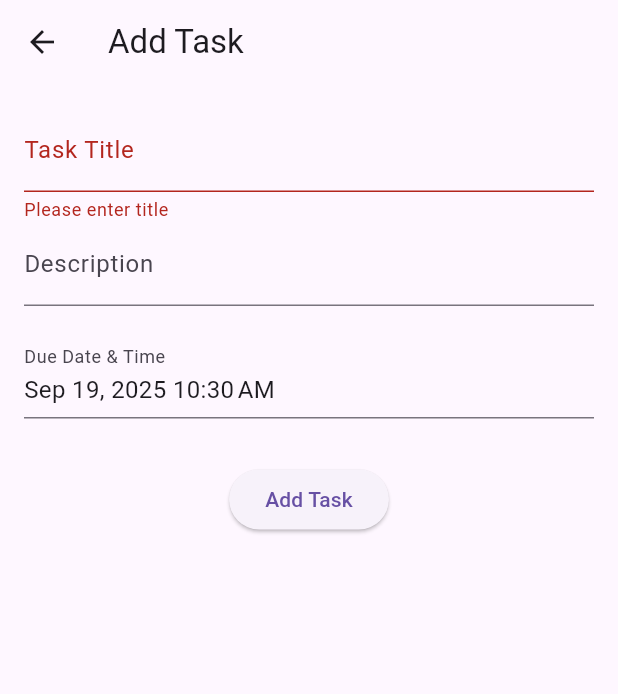
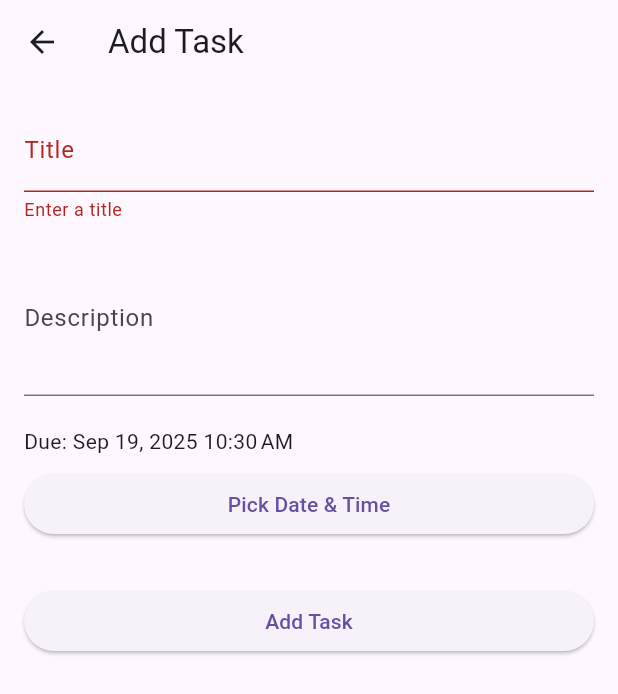
Before and after one commit to Adarsh-singh-somvanshi/digi_mom, a Flutter app: the TaskFormScreen screen opened by its route, after a tap on "Add Task", on a phone screen of 412 x 824 dp. Shown: the top 694 px of the screen. Run offline on Flutter 3.47's test engine with Material 3 defaults, Android fonts, the light colour scheme and no system bars; our stand-ins replace chewie, confetti, flutter_local_notifications, sqflite, timezone, video_player; accounts and stored records are empty.

Commit message:
Fix task refresh, due date selection, and notification scheduling

```diff
--- a/lib/task_form_screen.dart
+++ b/lib/task_form_screen.dart
@@ -1,9 +1,9 @@
+// task_form_screen.dart
 import 'package:flutter/material.dart';
 import 'package:intl/intl.dart';
 import 'task_model.dart';
 import 'task_repository.dart';
 import 'notification_service.dart';
-import 'dart:async';
 
 class TaskFormScreen extends StatefulWidget {
   static const routeName = '/task-form';
@@ -21,58 +21,26 @@ class _TaskFormScreenState extends State<TaskFormScreen> {
   late TextEditingController _descriptionController;
 
   DateTime _selectedDateTime = DateTime.now();
-  late Timer _timer;
 
   @override
   void initState() {
     super.initState();
     _titleController = TextEditingController(text: widget.task?.title ?? '');
-    _descriptionController = TextEditingController(text: widget.task?.description ?? '');
+    _descriptionController =
+        TextEditingController(text: widget.task?.description ?? '');
     _selectedDateTime = widget.task?.dueDate ?? DateTime.now();
 
-    // keep updating time
-    _timer = Timer.periodic(Duration(seconds: 1), (_) {
-      setState(() {
-        _selectedDateTime = DateTime.now();
-      });
-    });
+    // NOTE: previously there was a timer here that repeatedly set
+    // _selectedDateTime = DateTime.now(); that overwrote the user's selection.
+    // Remove that behavior. If you want to show a "live clock" in the UI,
+    // maintain a separate `_currentTime` field and update that instead.
   }
 
   @override
   void dispose() {
     _titleController.dispose();
     _descriptionController.dispose();
-    _timer.cancel();
     super.dispose();
-  }
-
-  Future<void> _saveTask() async {
-    if (_formKey.currentState!.validate()) {
-      final task = Task(
-        id: widget.task?.id,
-        title: _titleController.text,
-        description: _descriptionController.text,
-        dueDate: _selectedDateTime,
-        isCompleted: widget.task?.isCompleted ?? false,
-      );
-
-      try {
-        if (widget.task == null) {
-          await TaskRepository.instance.create(task);
-        } else {
-          await TaskRepository.instance.update(task);
-        }
-
-        // schedule notification
-        await NotificationService().scheduleNotification(task);
-
-        Navigator.pop(context);
-      } catch (e) {
-        ScaffoldMessenger.of(context).showSnackBar(
-          SnackBar(content: Text("Error saving task: $e")),
-        );
-      }
-    }
   }
 
   Future<void> _pickDateTime() async {
@@ -103,44 +71,85 @@ class _TaskFormScreenState extends State<TaskFormScreen> {
     }
   }
 
+  Future<void> _saveTask() async {
+    if (_formKey.currentState!.validate()) {
+      // create a Task object (without id - DB assigns it on create)
+      final taskToSave = Task(
+        id: widget.task?.id,
+        title: _titleController.text,
+        description: _descriptionController.text,
+        dueDate: _selectedDateTime,
+        isCompleted: widget.task?.isCompleted ?? false,
+      );
+
+      try {
+        Task savedTask;
+        if (widget.task == null) {
+          // create returns the task with id assigned; capture that result
+          savedTask = await TaskRepository.instance.create(taskToSave);
+        } else {
+          // if updating, ensure DB is updated and keep using the same id
+          await TaskRepository.instance.update(taskToSave);
+          savedTask = taskToSave;
+        }
+
+        // Cancel any existing scheduled notification for this task id (for updates)
+        if (savedTask.id != null) {
+          await NotificationService().cancelNotification(savedTask.id!);
+        }
+
+        // schedule notification using the savedTask (has id)
+        await NotificationService().scheduleNotification(savedTask);
+
+        // IMPORTANT: pop with true so the caller's `.then((result){ if (result==true) ...})`
+        // sees success and refreshes the task list immediately.
+        Navigator.pop(context, true);
+      } catch (e) {
+        ScaffoldMessenger.of(context).showSnackBar(
+          SnackBar(content: Text("Error saving task: $e")),
+        );
+      }
+    }
+  }
+
   @override
   Widget build(BuildContext context) {
+    final formattedDue =
+    DateFormat.yMMMd().add_jm().format(_selectedDateTime);
     return Scaffold(
-      appBar: AppBar(title: Text(widget.task == null ? 'Add Task' : 'Edit Task')),
+      appBar: AppBar(
+        title: Text(widget.task == null ? 'Add Task' : 'Edit Task'),
+      ),
       body: Padding(
         padding: const EdgeInsets.all(16.0),
         child: Form(
           key: _formKey,
-          child: Column(
+          child: ListView(
             children: [
               TextFormField(
                 controller: _titleController,
-                decoration: InputDecoration(labelText: 'Task Title'),
-                validator: (value) =>
-                value == null || value.isEmpty ? 'Please enter title' : null,
+                decoration: InputDecoration(labelText: 'Title'),
+                validator: (v) =>
+                (v == null || v.trim().isEmpty) ? 'Enter a title' : null,
               ),
+              SizedBox(height: 12),
               TextFormField(
                 controller: _descriptionController,
                 decoration: InputDecoration(labelText: 'Description'),
+                maxLines: 3,
               ),
               SizedBox(height: 20),
-              GestureDetector(
-                onTap: _pickDateTime,
-                child: InputDecorator(
-                  decoration: InputDecoration(
-                    labelText: 'Due Date & Time',
-                    border: UnderlineInputBorder(),
-                  ),
-                  child: Text(
-                    DateFormat.yMMMd().add_jm().format(_selectedDateTime),
-                    style: TextStyle(fontSize: 16),
-                  ),
-                ),
+              Text('Due: $formattedDue'),
+              SizedBox(height: 8),
+              ElevatedButton(
+                onPressed: _pickDateTime,
+                child: Text('Pick Date & Time'),
               ),
               SizedBox(height: 30),
               ElevatedButton(
                 onPressed: _saveTask,
-                child: Text(widget.task == null ? 'Add Task' : 'Update Task'),
+                child:
+                Text(widget.task == null ? 'Add Task' : 'Update Task'),
               ),
             ],
           ),
```
